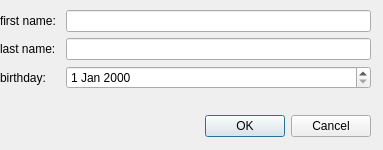
Above: adduserdialog.ui from alexinatra2/prog2-beleg-qt before the change. Below: the same form after it.
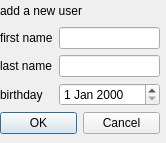
That is the form after the change.

Commit message: ADD added working user add dialog

What changed in the file:
```diff
--- a/adduserdialog.ui
+++ b/adduserdialog.ui
@@ -6,43 +6,36 @@
    <rect>
     <x>0</x>
     <y>0</y>
-    <width>383</width>
-    <height>150</height>
+    <width>166</width>
+    <height>143</height>
    </rect>
   </property>
   <property name="windowTitle">
    <string>Dialog</string>
   </property>
-  <widget class="QDialogButtonBox" name="buttonBox">
-   <property name="geometry">
-    <rect>
-     <x>30</x>
-     <y>110</y>
-     <width>341</width>
-     <height>32</height>
-    </rect>
-   </property>
-   <property name="orientation">
-    <enum>Qt::Horizontal</enum>
-   </property>
-   <property name="standardButtons">
-    <set>QDialogButtonBox::Cancel|QDialogButtonBox::Ok</set>
-   </property>
-  </widget>
-  <widget class="QWidget" name="formLayoutWidget">
+  <widget class="QWidget" name="verticalLayoutWidget">
    <property name="geometry">
     <rect>
      <x>0</x>
-     <y>10</y>
-     <width>371</width>
-     <height>91</height>
+     <y>0</y>
+     <width>160</width>
+     <height>134</height>
     </rect>
    </property>
+   <layout class="QVBoxLayout" name="verticalLayout">
+    <item>
+     <widget class="QLabel" name="newUserTitle">
+      <property name="text">
+       <string>add a new user</string>
+      </property>
+     </widget>
+    </item>
+    <item>
    <layout class="QFormLayout" name="formLayout">
     <item row="0" column="0">
      <widget class="QLabel" name="firstNameLabel">
       <property name="text">
-       <string>first name: </string>
+         <string>first name</string>
       </property>
      </widget>
     </item>
@@ -52,7 +45,7 @@
     <item row="1" column="0">
      <widget class="QLabel" name="lastNameLabel">
       <property name="text">
-       <string>last name: </string>
+         <string>last name</string>
       </property>
      </widget>
     </item>
@@ -62,12 +55,24 @@
     <item row="2" column="0">
      <widget class="QLabel" name="birthdayLabel">
       <property name="text">
-       <string>birthday: </string>
+         <string>birthday</string>
       </property>
      </widget>
     </item>
     <item row="2" column="1">
      <widget class="QDateEdit" name="birthdayDateEdit"/>
+      </item>
+     </layout>
+    </item>
+    <item>
+     <widget class="QDialogButtonBox" name="buttonBox">
+      <property name="orientation">
+       <enum>Qt::Horizontal</enum>
+      </property>
+      <property name="standardButtons">
+       <set>QDialogButtonBox::Cancel|QDialogButtonBox::Ok</set>
+      </property>
+     </widget>
     </item>
    </layout>
   </widget>
```
Lines whose indentation alone changed are shown as unchanged. The commit also changes 10 other files.
